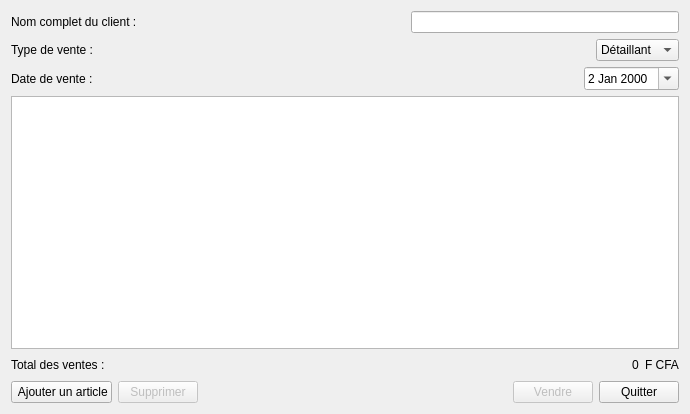
mono57/libsoft, file views/ui/selling-form.ui: the form before one commit.
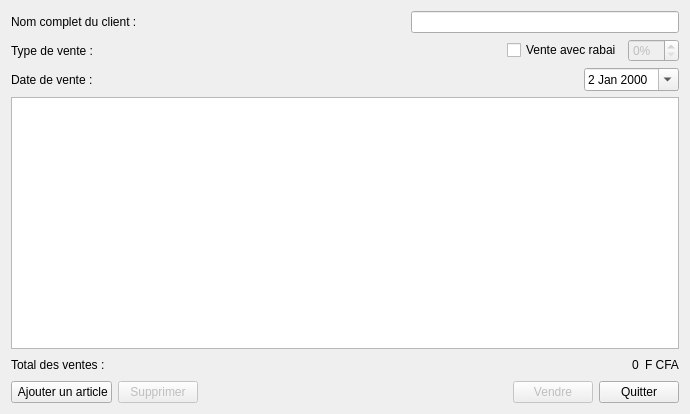
The form after the commit.

What changed in the file:
```diff
--- a/views/ui/selling-form.ui
+++ b/views/ui/selling-form.ui
@@ -66,17 +66,20 @@
         </spacer>
        </item>
        <item>
-        <widget class="QComboBox" name="comboBoxSellingType">
-         <item>
+        <widget class="QCheckBox" name="checkBoxRabai">
           <property name="text">
-           <string>Détaillant</string>
-          </property>
+          <string>Vente avec rabai</string>
+         </property>
+        </widget>
          </item>
          <item>
-          <property name="text">
-           <string>Grossiste</string>
-          </property>
-         </item>
+        <widget class="QSpinBox" name="spinBoxRabai">
+         <property name="enabled">
+          <bool>false</bool>
+         </property>
+         <property name="suffix">
+          <string>%</string>
+         </property>
         </widget>
        </item>
       </layout>
@@ -120,7 +123,11 @@
       </layout>
      </item>
      <item>
-      <widget class="QTableView" name="tableView"/>
+      <widget class="QTableView" name="tableView">
+       <property name="enabled">
+        <bool>true</bool>
+       </property>
+      </widget>
      </item>
      <item>
       <layout class="QHBoxLayout" name="horizontalLayout_5">
```
Lines whose indentation alone changed are shown as unchanged.
